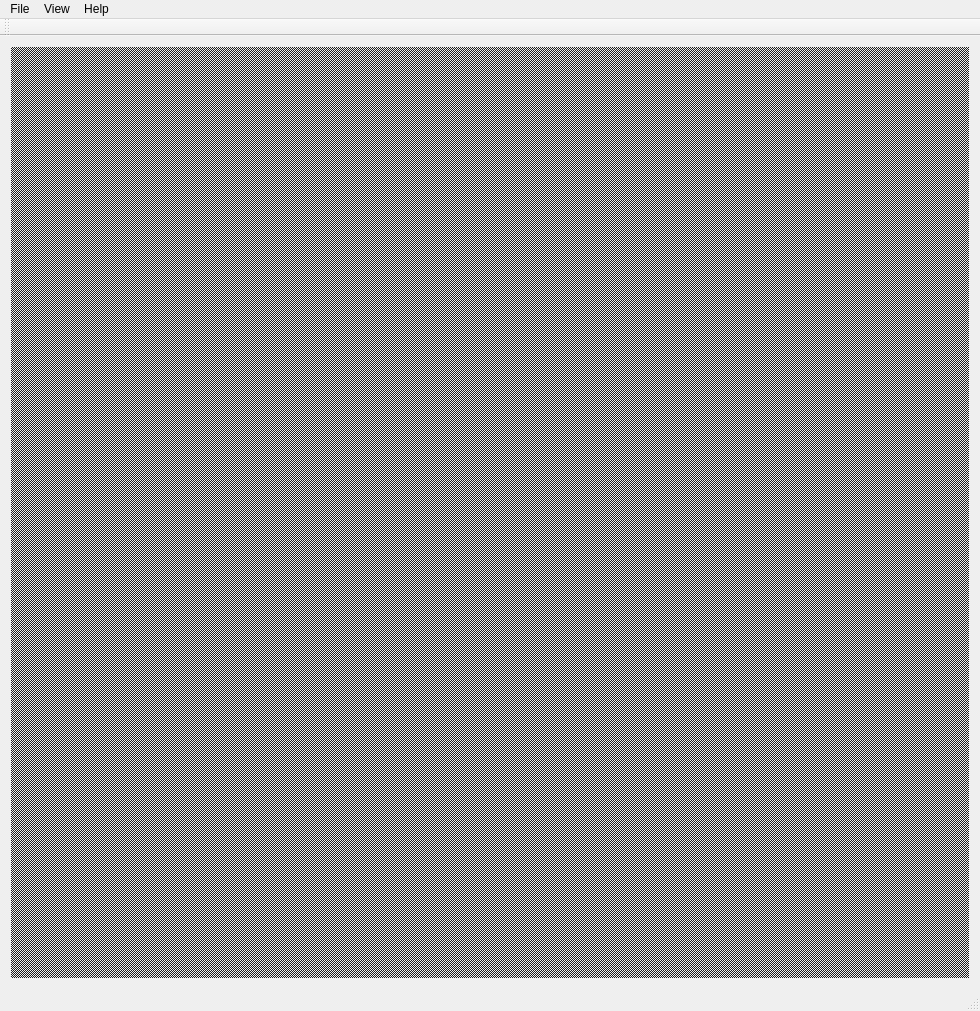
giantpune/qtwitgui, file mainwindow.ui: the form before one commit.
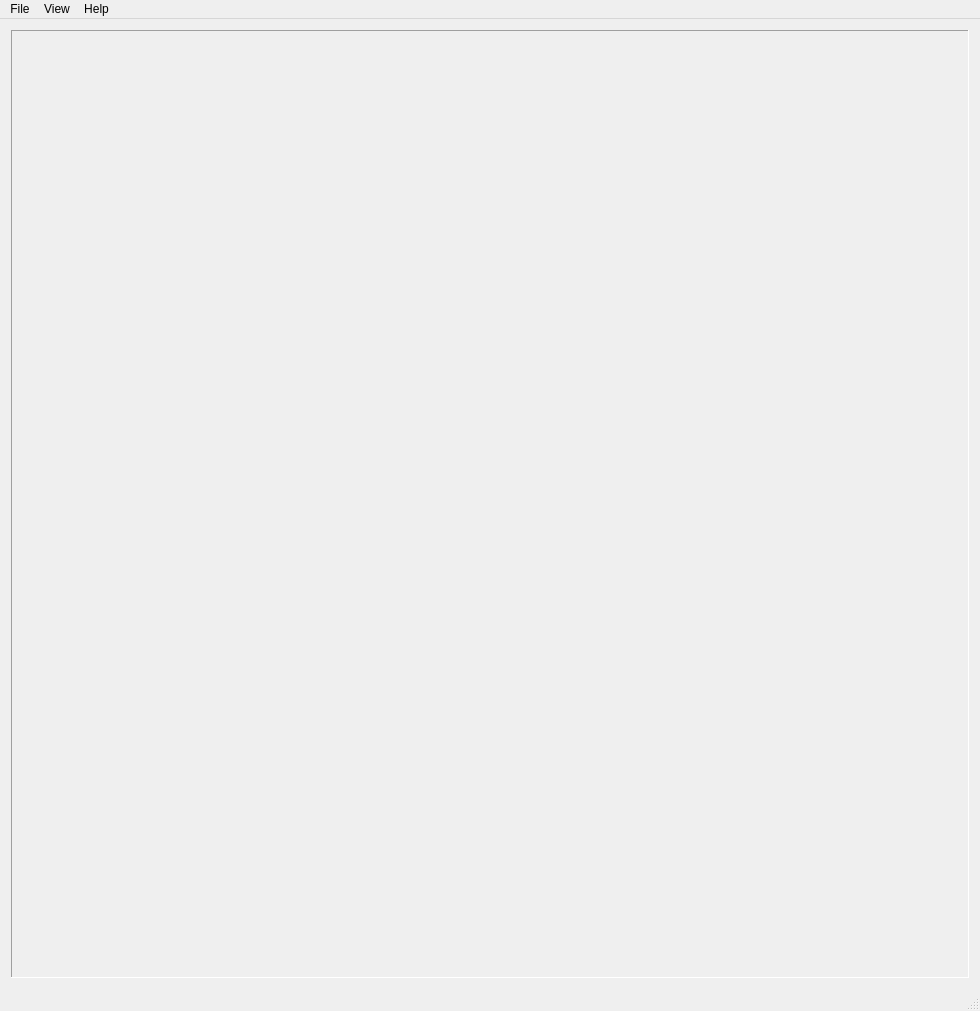
The form after the commit.

Commit message: *working on windows compatibility on this rev - it at least compiles and displays information in win XP.  I havent tried to convert/copy/patch any games yet * #ifdef out some of the unix specific stuff * add support ( and dependency )for cygpath.exe for converting windows paths to cygwin paths and back to properly convey paths to wit and check paths it returns * preliminary support for custom appearances

Patch:
```diff
--- a/mainwindow.ui
+++ b/mainwindow.ui
@@ -17,6 +17,12 @@
    <layout class="QGridLayout" name="gridLayout">
     <item row="0" column="0" colspan="2">
      <widget class="QMdiArea" name="mdiArea">
+      <property name="frameShape">
+       <enum>QFrame::Panel</enum>
+      </property>
+      <property name="frameShadow">
+       <enum>QFrame::Sunken</enum>
+      </property>
       <property name="verticalScrollBarPolicy">
        <enum>Qt::ScrollBarAsNeeded</enum>
       </property>
@@ -24,7 +30,7 @@
        <enum>Qt::ScrollBarAsNeeded</enum>
       </property>
       <property name="background">
-       <brush brushstyle="Dense4Pattern">
+       <brush brushstyle="NoBrush">
         <color alpha="255">
          <red>30</red>
          <green>30</green>
@@ -35,6 +41,9 @@
       <property name="activationOrder">
        <enum>QMdiArea::ActivationHistoryOrder</enum>
       </property>
+      <property name="viewMode">
+       <enum>QMdiArea::SubWindowView</enum>
+      </property>
       <property name="documentMode">
        <bool>true</bool>
       </property>
@@ -82,14 +91,6 @@
    <addaction name="menuView"/>
    <addaction name="menuHelp"/>
   </widget>
-  <widget class="QToolBar" name="mainToolBar">
-   <attribute name="toolBarArea">
-    <enum>TopToolBarArea</enum>
-   </attribute>
-   <attribute name="toolBarBreak">
-    <bool>false</bool>
-   </attribute>
-  </widget>
   <widget class="QStatusBar" name="statusBar"/>
   <action name="actionAbout">
    <property name="text">
```
Left out of the diff: 2 changed lines with no effect on the pictures. The commit also changes 10 other files.
